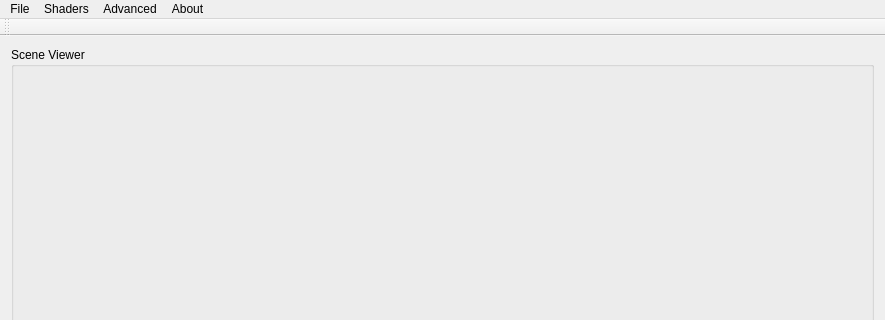
This is mainwindow.ui in osciva/UB-GIVD-ZBuffer as Qt 5 draws it before an edit; both pictures show x 0 to 885 and y 0 to 320 of the 885 by 885 pixel window. The edited form follows.
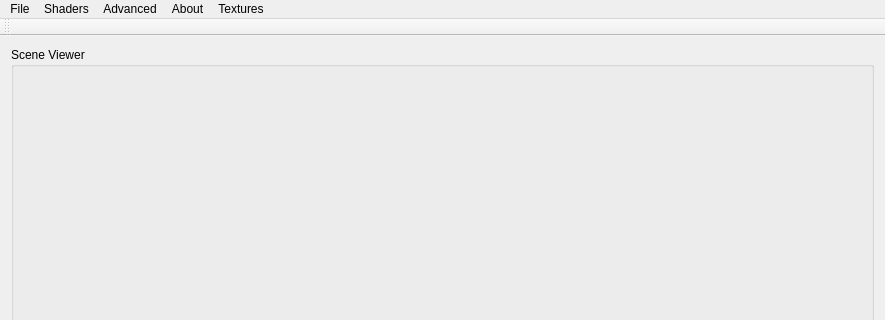
This is the edited form.

Commit message: Tried implementing Texture in Object

The edit to the form file:
```diff
--- a/mainwindow.ui
+++ b/mainwindow.ui
@@ -1198,10 +1198,19 @@
     </property>
     <addaction name="actionAbout"/>
    </widget>
+   <widget class="QMenu" name="menuTextures">
+    <property name="title">
+     <string>Textures</string>
+    </property>
+    <addaction name="actionTexture_File"/>
+    <addaction name="actionActivate_Texture"/>
+    <addaction name="actionDesactivate_Texture"/>
+   </widget>
    <addaction name="menuModels"/>
    <addaction name="menuShaders"/>
    <addaction name="menuAdvanced"/>
    <addaction name="menuAbout"/>
+   <addaction name="menuTextures"/>
   </widget>
   <widget class="QToolBar" name="mainToolBar">
    <attribute name="toolBarArea">
```
Left out of the diff: 22 changed lines with no effect on the pictures. The commit also changes 16 other files.
